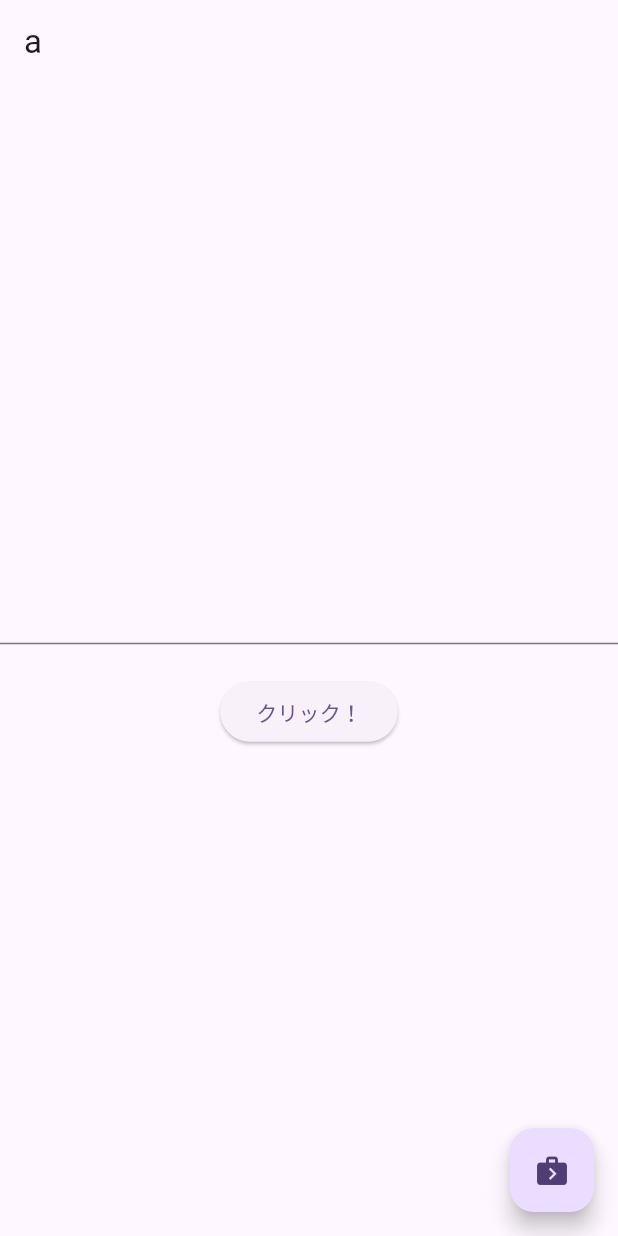
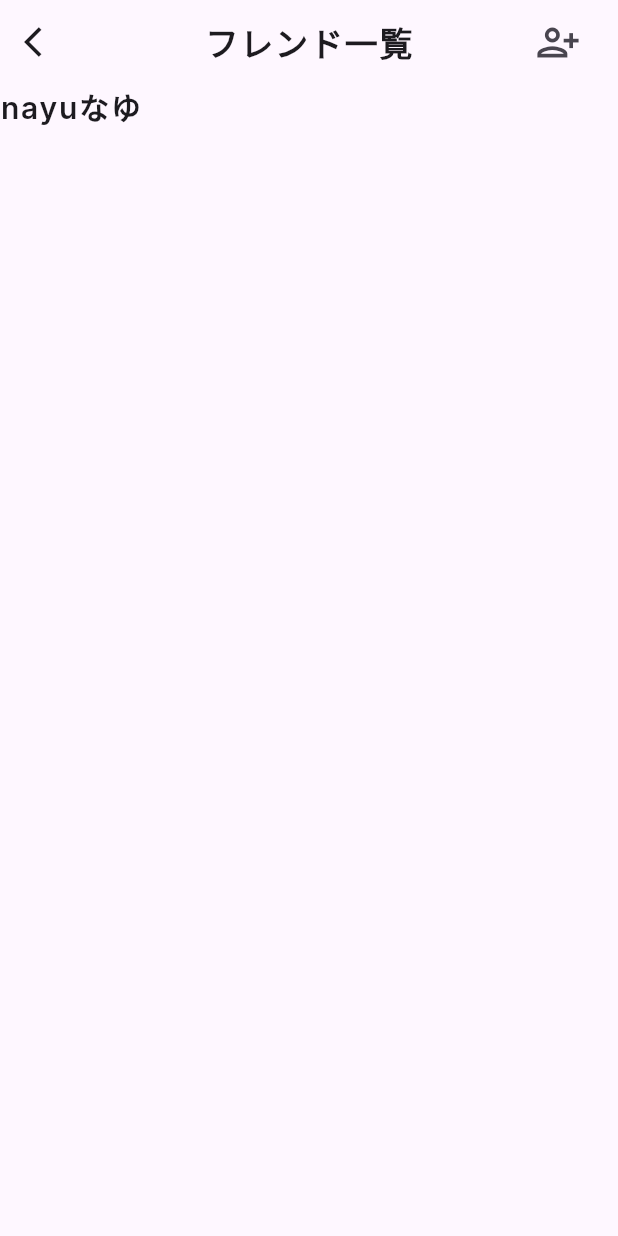
Before and after one commit to nayu104/game-talk-frontend, a Flutter app: the screen it shows after launch, on a phone screen of 412 x 824 dp. Run offline on Flutter 3.47's test engine with Material 3 defaults, Android fonts, the phone set to English and light mode, and no system bars; our stand-ins replace google_fonts.

Commit message:
フレンド画面のボタン配置

```diff
--- a/lib/main.dart
+++ b/lib/main.dart
@@ -12,11 +12,8 @@ class MyApp extends StatelessWidget {//継承
   @override
   Widget build(BuildContext context) {
     return MaterialApp(
-      title: 'Flutter Demo',
-      theme: ThemeData(
-        colorScheme: ColorScheme.fromSeed(seedColor: Colors.deepPurple),
-      ),
-      home: const MyHomePage(title: 'a',),
+      debugShowCheckedModeBanner: false,
+      home: const MyHomePage(),
     );
   }
 }
--- a/lib/my_home_page.dart
+++ b/lib/my_home_page.dart
@@ -1,10 +1,10 @@
 import 'package:flutter/material.dart';
+import 'package:google_fonts/google_fonts.dart';
 
 // StatefulWidget（状態を持つウィジェット）
 class MyHomePage extends StatefulWidget {
-  const MyHomePage({super.key, required this.title});
+  const MyHomePage({super.key});
 
-  final String title;
 
   @override
   State<MyHomePage> createState() => _MyHomePageState();
@@ -12,40 +12,43 @@ class MyHomePage extends StatefulWidget {
 
 // State クラス（画面の状態を管理）
 class _MyHomePageState extends State<MyHomePage> {
-  int _counter = 0;
-  String message = ""; // ← TextField で使う変数
 
   @override
   Widget build(BuildContext context) {
     return Scaffold(
       appBar: AppBar(
-        title: Text(widget.title),
+        title: Text("フレンド一覧",
+          style:
+          GoogleFonts.inter(
+          letterSpacing: 1.2,
+            fontWeight: FontWeight.w600,
+        ),
+        ),
+        centerTitle: true,
+        leading: SizedBox(
+          width: 80,
+          height: 60,
+          child:  IconButton(
+              onPressed: (){},
+              icon: Icon(Icons.arrow_back_ios)),
+        ),
+        actions: [
+          SizedBox(
+            width: 80,
+            height: 60,
+          child: IconButton(
+              onPressed: (){},
+              icon: Icon(Icons.person_add_alt,size: 30)),
+          ),
+        ],
       ),
-      body: Center(
-        child: Column(
-          mainAxisAlignment: MainAxisAlignment.center, // 中央に配置
-          children: [
-            TextField(
-              onChanged: (value) {
-                setState(() {
-                  message = value;
-                });
-              },
-            ),
-            Text(message),
-            ElevatedButton(
-              onPressed: () {},
-              child: Text("クリック！"),
-            ),
-          ],
+      body:  Text("nayuなゆ",
+        style:
+        GoogleFonts.inter(
+          fontSize: 20,
+          letterSpacing: 1.2,
+          fontWeight: FontWeight.w600,
         ),
-      ),
-      floatingActionButton: FloatingActionButton(
-        onPressed: () {
-          print("ボタンが押された！");
-        },
-        tooltip: 'Increment',
-        child: const Icon(Icons.next_week),
       ),
     );
   }
--- a/pubspec.yaml
+++ b/pubspec.yaml
@@ -31,6 +31,7 @@ dependencies:
   http: ^1.3.0
   flutter:
     sdk: flutter
+  google_fonts: ^6.2.1
 
   # The following adds the Cupertino Icons font to your application.
   # Use with the CupertinoIcons class for iOS style icons.
```
Also changed, not shown: pubspec.lock, 2 other files.
